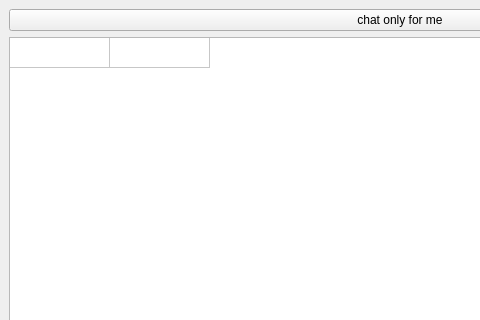
Before: the Qt Designer form client/pythonish/mainwindow.ui in S-VIN/MessengerForPythoners, drawn with Qt 5; both pictures show x 0 to 480 and y 0 to 320 of the 800 by 600 pixel window.
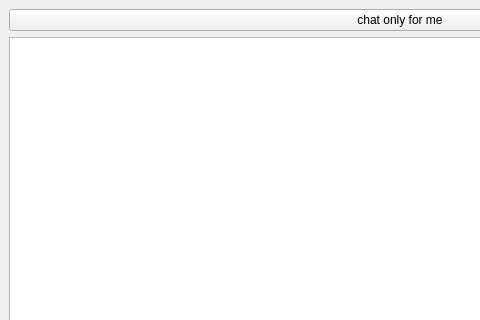
After: the same form once the commit is applied.

Commit message: don`t build but add send button

Patch:
```diff
--- a/client/pythonish/mainwindow.ui
+++ b/client/pythonish/mainwindow.ui
@@ -45,7 +45,7 @@
          <bool>false</bool>
         </property>
         <property name="rowCount">
-         <number>1</number>
+         <number>0</number>
         </property>
         <property name="columnCount">
          <number>2</number>
@@ -59,7 +59,6 @@
         <attribute name="verticalHeaderVisible">
          <bool>false</bool>
         </attribute>
-        <row/>
         <column/>
         <column/>
        </widget>
```
The commit also changes 4 other files.
